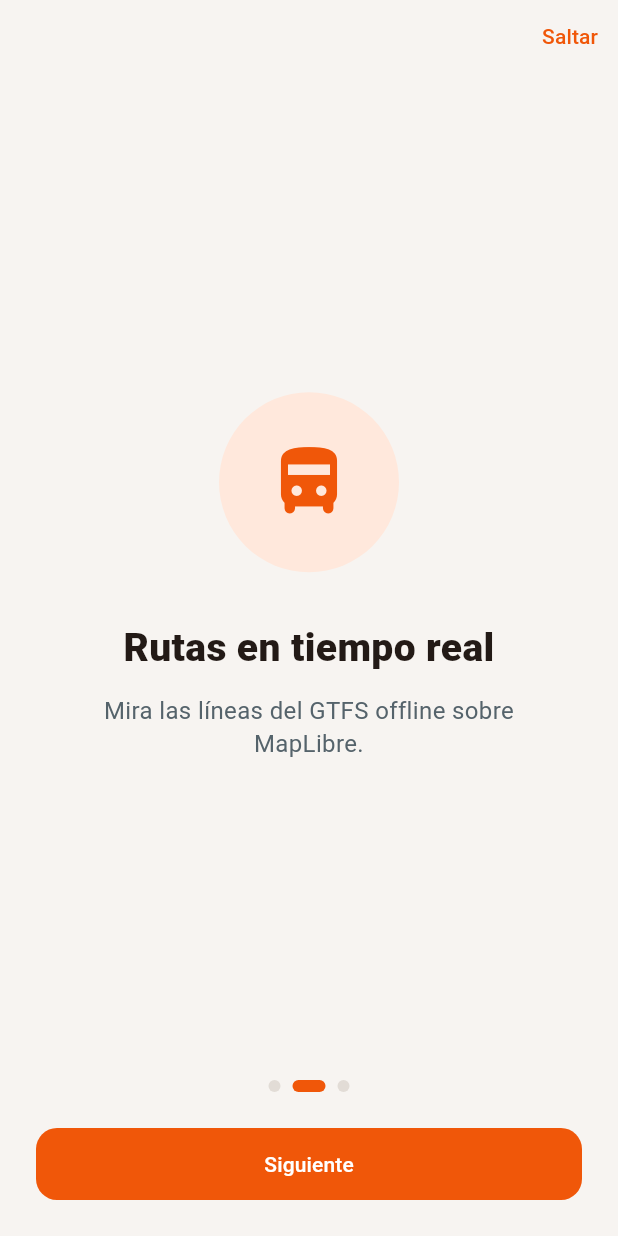
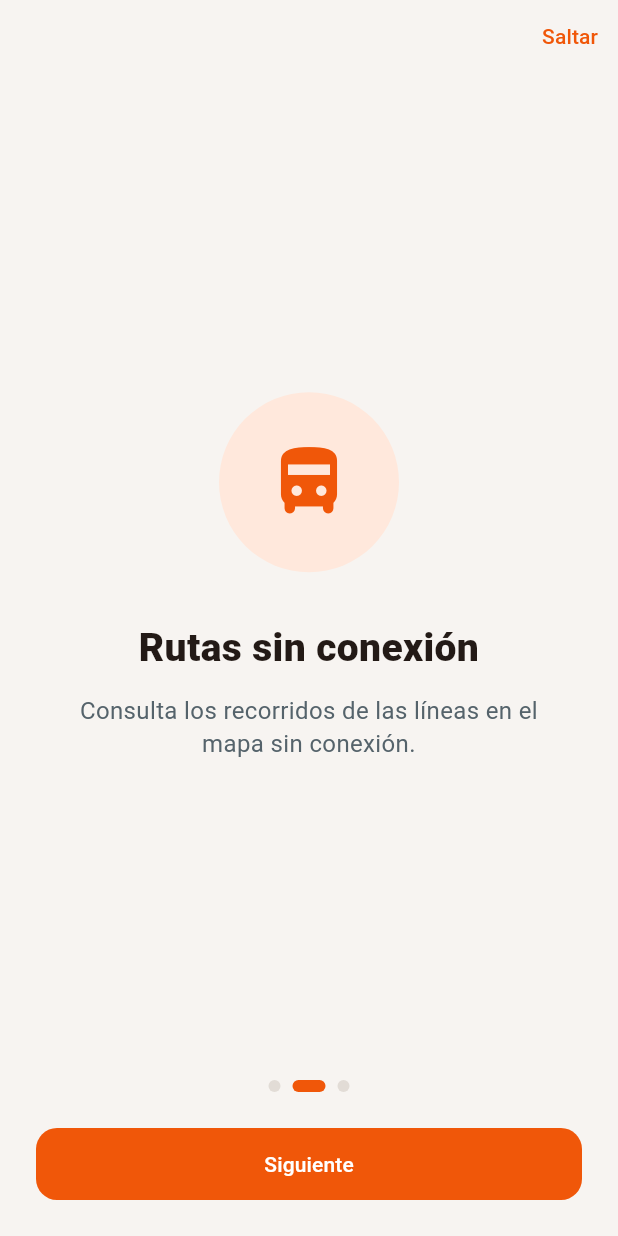
Before and after one commit to NICO-bestacclaimed/gowayki-lab-respaldo-31fbe31, a Flutter app: the screen it shows after launch, swiped to page 2, on a phone screen of 412 x 824 dp. Run offline on Flutter 3.47's test engine with Material 3 defaults, Android fonts, the phone set to English and light mode, and no system bars; our stand-ins replace cloud_firestore, firebase_auth, firebase_core, shared_preferences; missing offline and left inert: maplibre_gl; accounts and stored records are empty.

Commit message:
chore: auditar base y aclarar textos demo offline

```diff
--- a/lib/app/features/onboarding/presentation/screens/onboarding_screen.dart
+++ b/lib/app/features/onboarding/presentation/screens/onboarding_screen.dart
@@ -23,8 +23,8 @@ class _OnboardingScreenState extends State<OnboardingScreen> {
     ),
     (
       Icons.directions_bus_filled_rounded,
-      'Rutas en tiempo real',
-      'Mira las líneas del GTFS offline sobre MapLibre.',
+      'Rutas sin conexión',
+      'Consulta los recorridos de las líneas en el mapa sin conexión.',
     ),
     (
       Icons.route_rounded,
--- a/lib/app/features/planner/presentation/screens/planner_screen.dart
+++ b/lib/app/features/planner/presentation/screens/planner_screen.dart
@@ -19,7 +19,7 @@ class _PlannerScreenState extends State<PlannerScreen> {
 
   static const _origin = PlaceResult(
     id: 'me',
-    name: 'Mi ubicación',
+    name: 'Origen de demostración',
     address: 'Punto de partida (demo)',
     latitude: -16.40,
     longitude: -71.54,
@@ -59,7 +59,7 @@ class _PlannerScreenState extends State<PlannerScreen> {
               ),
               const SizedBox(height: AppSpacing.lg),
               const Text(
-                'Opciones',
+                'Opciones de demostración',
                 style: TextStyle(fontSize: 16, fontWeight: FontWeight.w700),
               ),
               const SizedBox(height: AppSpacing.sm),
@@ -69,7 +69,7 @@ class _PlannerScreenState extends State<PlannerScreen> {
                   child: ExpansionTile(
                     title: Text(o.summary),
                     subtitle: Text(
-                      '${o.durationMinutes} min · ${o.transferCount} transbordo(s)',
+                      '~${o.durationMinutes} min · ${o.transferCount} transbordo(s)',
                     ),
                     children: o.legs
                         .map(
```
Also changed, not shown: 1 other file.
